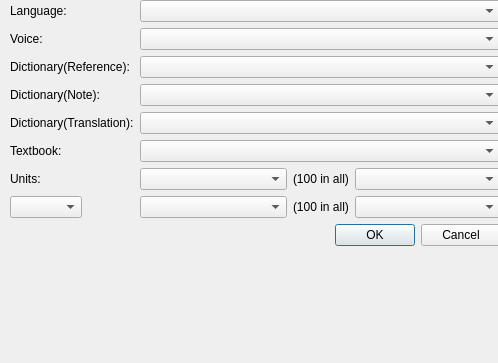
First picture: the form in settingsdialog.ui, repository zwvista/LollyQt, before the edit.
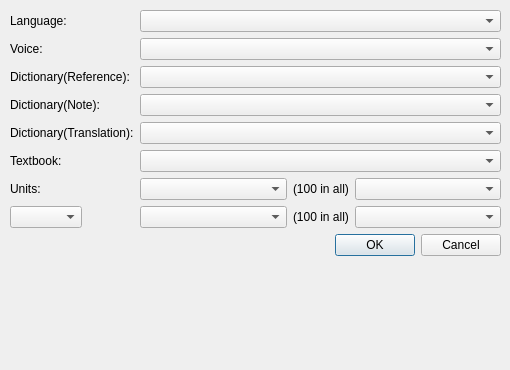
Second picture: the form after the edit.

```diff
--- a/settingsdialog.ui
+++ b/settingsdialog.ui
@@ -6,8 +6,8 @@
    <rect>
     <x>0</x>
     <y>0</y>
-    <width>498</width>
-    <height>363</height>
+    <width>510</width>
+    <height>370</height>
    </rect>
   </property>
   <property name="windowTitle">
@@ -20,7 +20,7 @@
    <property name="geometry">
     <rect>
      <x>10</x>
-     <y>0</y>
+     <y>10</y>
      <width>491</width>
      <height>351</height>
     </rect>
```
Left out of the diff: 168 changed lines with no effect on the pictures.
